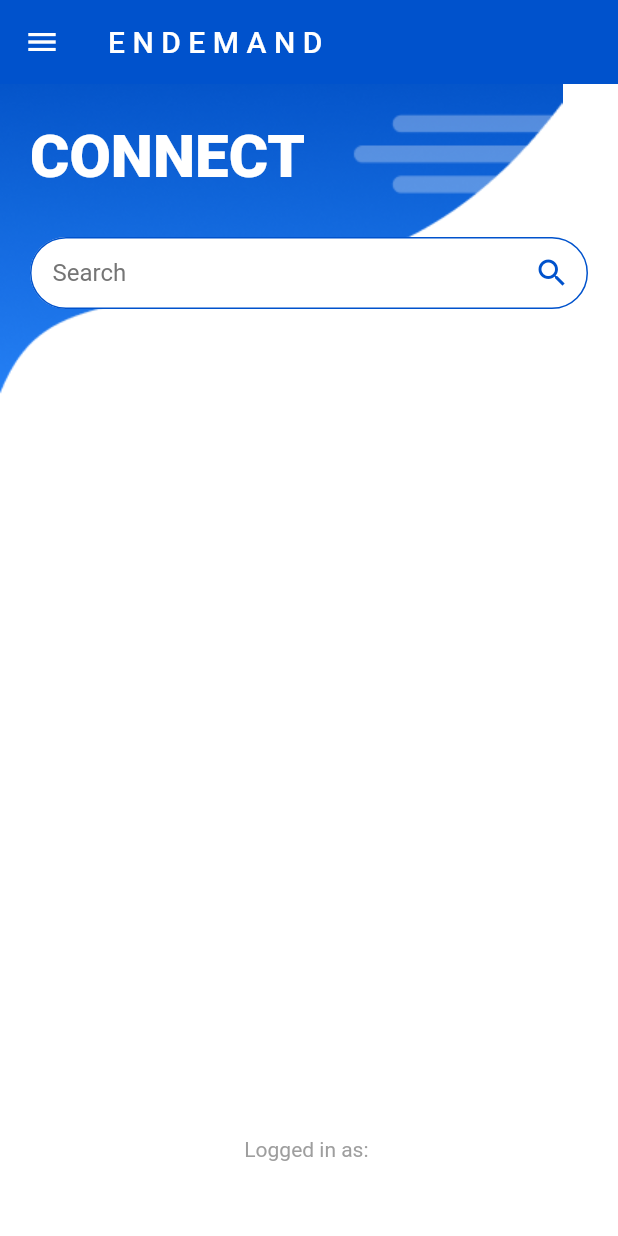
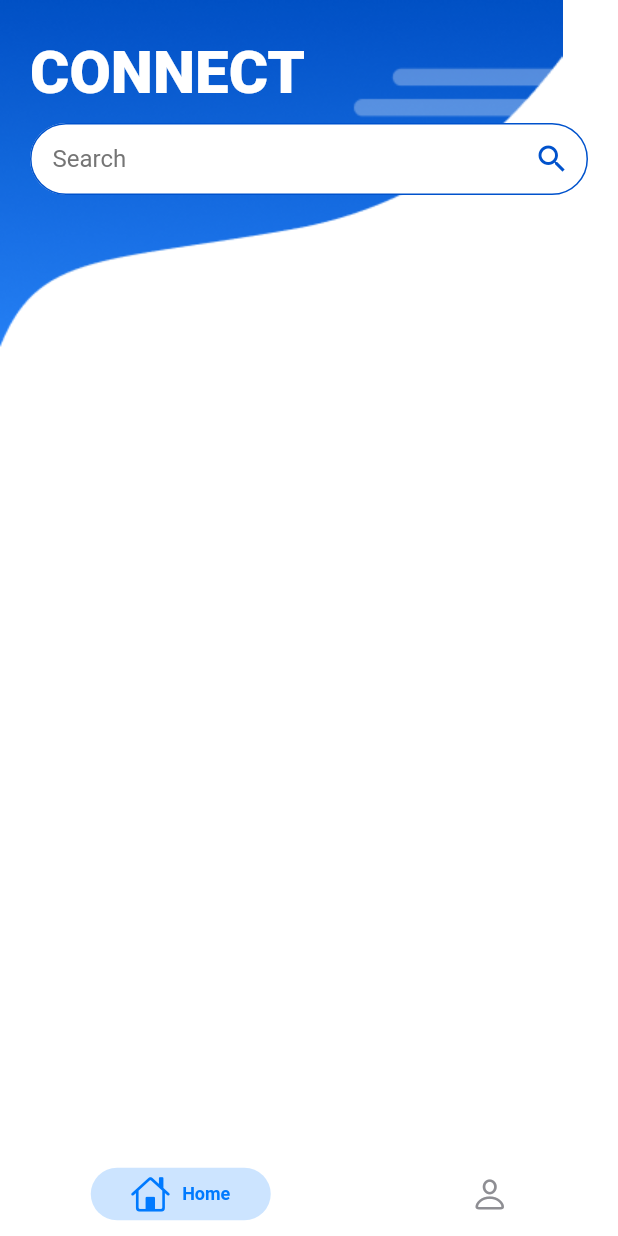
Before and after one commit to bidabite/prototype, a Flutter app: the screen it shows once a user with an empty profile is signed in, on a phone screen of 412 x 824 dp. Run offline on Flutter 3.47's test engine with Material 2 defaults, Android fonts, the phone set to English and light mode, and no system bars; drawn by our look-alikes of persistent_bottom_nav_bar; our stand-ins replace cloud_firestore, firebase_auth, firebase_core; accounts and stored records are empty; network calls fail.

Commit message:
feat: Nav Bar

```diff
--- a/prototype/lib/auth/auth.dart
+++ b/prototype/lib/auth/auth.dart
@@ -1,9 +1,11 @@
 import 'package:firebase_auth/firebase_auth.dart';
 import 'package:flutter/cupertino.dart';
 import 'package:flutter/material.dart';
+import 'package:persistent_bottom_nav_bar/persistent_tab_view.dart';
 import 'package:prototype/auth/login_or_register.dart';
 
 import '../pages/home_page.dart';
+import '../pages/profile_page.dart';
 
 class AuthPage extends StatelessWidget {
   const AuthPage({Key? key}) : super(key: key);
@@ -16,7 +18,7 @@ class AuthPage extends StatelessWidget {
         builder: (context, snapshot) {
           // user is logged in
           if (snapshot.hasData) {
-            return const HomePage();
+            return const BottomNavBar();
           }
 
           // user is NOT logged in
@@ -28,3 +30,68 @@ class AuthPage extends StatelessWidget {
     );
   }
 }
+
+class BottomNavBar extends StatelessWidget {
+  const BottomNavBar({Key? key}) : super(key: key);
+
+  @override
+  Widget build(BuildContext context) {
+
+    PersistentTabController _controller;
+
+    _controller = PersistentTabController(initialIndex: 0);
+
+    List<Widget> _buildScreens() {
+      return [
+        HomePage(),
+        ProfilePage()
+      ];
+    }
+
+    List<PersistentBottomNavBarItem> _navBarsItems() {
+      return [
+        PersistentBottomNavBarItem(
+          icon: Icon(CupertinoIcons.home),
+          title: ("Home"),
+          activeColorPrimary: CupertinoColors.activeBlue,
+          inactiveColorPrimary: CupertinoColors.systemGrey,
+        ),
+        PersistentBottomNavBarItem(
+          icon: Icon(CupertinoIcons.person),
+          title: ("Profile"),
+          activeColorPrimary: CupertinoColors.activeBlue,
+          inactiveColorPrimary: CupertinoColors.systemGrey,
+        ),
+      ];
+    }
+
+    return PersistentTabView(
+      context,
+      controller: _controller,
+      screens: _buildScreens(),
+      items: _navBarsItems(),
+      confineInSafeArea: true,
+      backgroundColor: Colors.white, // Default is Colors.white.
+      handleAndroidBackButtonPress: true, // Default is true.
+      resizeToAvoidBottomInset: true, // This needs to be true if you want to move up the screen when keyboard appears. Default is true.
+      stateManagement: true, // Default is true.
+      hideNavigationBarWhenKeyboardShows: true, // Recommended to set 'resizeToAvoidBottomInset' as true while using this argument. Default is true.
+      decoration: NavBarDecoration(
+        borderRadius: BorderRadius.circular(10.0),
+        colorBehindNavBar: Colors.white,
+      ),
+      popAllScreensOnTapOfSelectedTab: true,
+      popActionScreens: PopActionScreensType.all,
+      itemAnimationProperties: ItemAnimationProperties( // Navigation Bar's items animation properties.
+        duration: Duration(milliseconds: 200),
+        curve: Curves.ease,
+      ),
+      screenTransitionAnimation: ScreenTransitionAnimation( // Screen transition animation on change of selected tab.
+        animateTabTransition: true,
+        curve: Curves.ease,
+        duration: Duration(milliseconds: 200),
+      ),
+      navBarStyle: NavBarStyle.style1, // Choose the nav bar style with this property.
+    );
+  }
+}
--- a/prototype/lib/components/drawer.dart
+++ /dev/null
@@ -1,44 +0,0 @@
-import 'package:flutter/material.dart';
-import 'package:prototype/components/my_list_tile.dart';
-
-class MyDrawer extends StatelessWidget {
-  final void Function()? onProfileTap;
-  final void Function()? onSignOut;
-  const MyDrawer({Key? key, required this.onProfileTap, required this.onSignOut}) : super(key: key);
-
-  @override
-  Widget build(BuildContext context) {
-    return Drawer(
-      backgroundColor: Colors.grey[900],
-      child: Column(
-        mainAxisAlignment: MainAxisAlignment.spaceBetween,
-        children: [
-          Column(
-            children: [
-              // header
-              const DrawerHeader(
-                child: Icon(
-                    Icons.person,
-                    color: Colors.white,
-                    size: 64
-                ),
-              ),
-
-              // home list tile
-              MyListTile(icon: Icons.home, text: 'H O M E', onTap: () => Navigator.pop(context)),
-
-              // profle list tile
-              MyListTile(icon: Icons.person, text: 'P R O F I L E', onTap:  onProfileTap),
-            ],
-          ),
-
-          // logout
-          Padding(
-            padding: const EdgeInsets.only(bottom: 25.0),
-            child: MyListTile(icon: Icons.logout, text: 'L O G O U T', onTap: onSignOut),
-          ),
-        ],
-      ),
-    );
-  }
-}
--- a/prototype/lib/main.dart
+++ b/prototype/lib/main.dart
@@ -1,4 +1,5 @@
 import 'package:firebase_core/firebase_core.dart';
+import 'package:flutter/cupertino.dart';
 import 'package:flutter/material.dart';
 import 'auth/auth.dart';
 import 'firebase_options.dart';
--- a/prototype/lib/pages/home_page.dart
+++ b/prototype/lib/pages/home_page.dart
@@ -3,7 +3,6 @@ import 'package:firebase_auth/firebase_auth.dart';
 import 'package:flutter/cupertino.dart';
 import 'package:flutter/material.dart';
 import 'package:prototype/components/drawer.dart';
-import 'package:prototype/components/text_field.dart';
 import 'package:prototype/helper/helper_methods.dart';
 import 'package:prototype/pages/profile_page.dart';
 
@@ -51,9 +50,6 @@ class _HomePageState extends State<HomePage> {
 
   // navigate to profile page
   void goToProfilePage() {
-    // pop menu drawer
-    Navigator.pop(context);
-
     // go to profile page
     Navigator.push(context, MaterialPageRoute(builder: (context) => const ProfilePage())
     );
@@ -65,25 +61,17 @@ class _HomePageState extends State<HomePage> {
     TextEditingController _searchController = TextEditingController();
 
     return Scaffold(
+      // Nav Bar
       backgroundColor: Colors.white,
-      appBar: AppBar(
-        backgroundColor: Color(0xFF0052CC),
-        elevation: 0,
-        title: const Text("E N D E M A N D"),
-      ),
-      drawer: MyDrawer(
-        onProfileTap: goToProfilePage,
-        onSignOut: signOut,
-      ),
       body: Stack(
         children: [
           Positioned(
-            top: -25,
               child: Image.asset(
               'assets/2.png',
             ),
           ),
-          Center(
+          SafeArea(
+            child: Center(
               child: Column(
                 children: [
                   Row(
@@ -104,7 +92,7 @@ class _HomePageState extends State<HomePage> {
                   ),
 
                   Padding(
-                  padding: const EdgeInsets.only(left: 20, right: 20, top: 30, bottom: 20),
+                    padding: const EdgeInsets.only(left: 20, right: 20, top: 10, bottom: 20),
                     child: TextField(
                       controller: _searchController,
                       obscureText: false,
@@ -115,7 +103,7 @@ class _HomePageState extends State<HomePage> {
                               borderRadius: BorderRadius.circular(35)
                           ),
                           focusedBorder: OutlineInputBorder(
-                            borderSide: BorderSide(color: Colors.grey[300]!),
+                              borderSide: BorderSide(color: Color(0xFF0052CC)),
                               borderRadius: BorderRadius.circular(35)
                           ),
                           fillColor: Colors.white,
@@ -174,15 +162,8 @@ class _HomePageState extends State<HomePage> {
                   //     ],
                   //   ),
                   // ),
-
-                // logged in as
-                Text(
-                  "Logged in as: ${currentUser.email!}",
-                  style: TextStyle(color: Colors.grey),
+                ],
               ),
-
-                const SizedBox(height: 50)
-              ],
             ),
           ),
         ],
--- a/prototype/pubspec.yaml
+++ b/prototype/pubspec.yaml
@@ -38,6 +38,7 @@ dependencies:
   firebase_core: ^2.14.0
   firebase_auth: ^4.6.3
   cloud_firestore: ^4.8.2
+  persistent_bottom_nav_bar: ^5.0.2
 
 dev_dependencies:
   flutter_test:
```
Also changed, not shown: prototype/pubspec.lock. Lines whose indentation alone changed are shown as unchanged.
